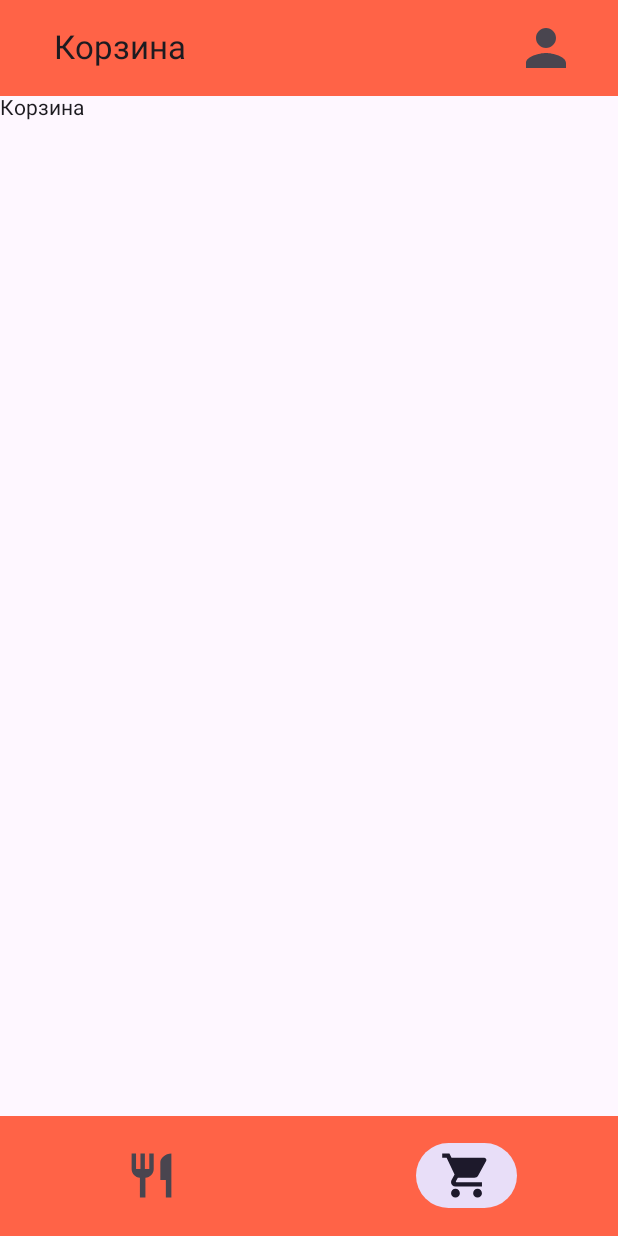
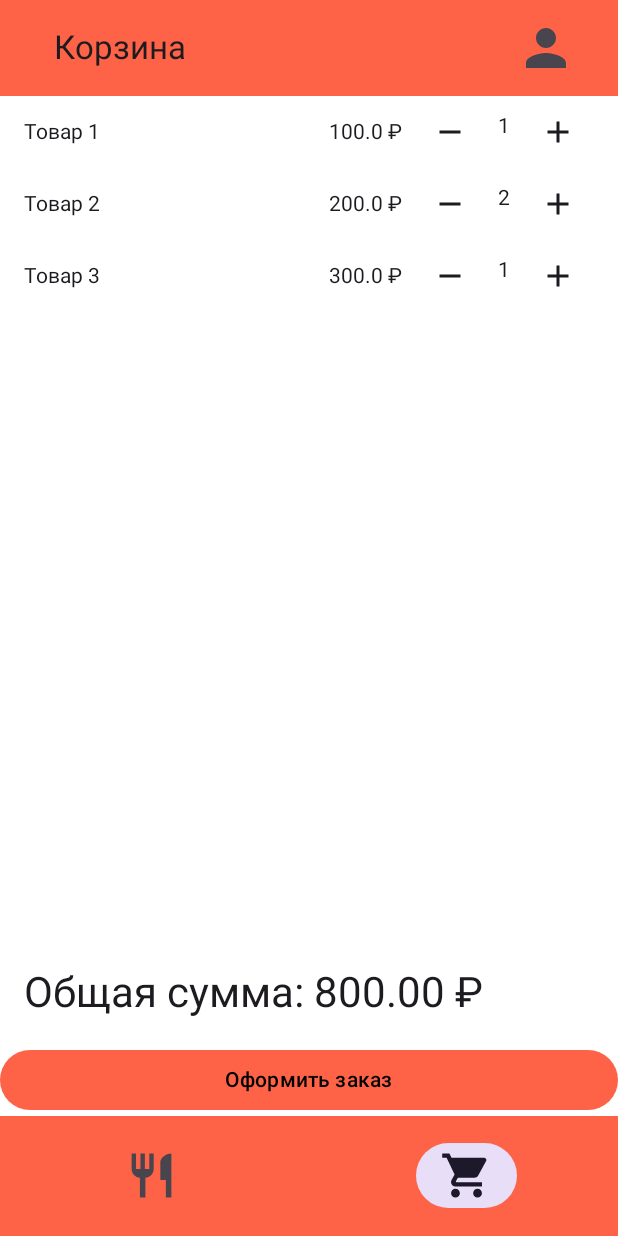
Before and after one commit to ArtemKushnir/split_eat, an Android app built with Jetpack Compose: the MainScreen screen opened through its navigation route, item 2 of the bottom bar chosen, on a phone screen of 412 x 824 dp. Run offline under Robolectric (Android 15) with nearby library versions, the phone set to English and light mode, and no system bars; our stand-ins replace Dagger/Hilt's generated code.

Commit message:
feat: add cart

```diff
--- a/app/src/main/AndroidManifest.xml
+++ b/app/src/main/AndroidManifest.xml
@@ -4,6 +4,7 @@
 
     <uses-permission android:name="android.permission.INTERNET" />
     <application
+        android:usesCleartextTraffic="true"
         android:networkSecurityConfig="@xml/network_security_config"
         android:name=".SplitEatApplication"
         android:allowBackup="true"
--- /dev/null
+++ b/app/src/main/java/com/example/split_eat/data/model/CartResponse.kt
@@ -0,0 +1,6 @@
+package com.example.split_eat.data.model
+
+data class CartResponse (
+    val cart_id: Int,
+    val message: String
+)
--- a/app/src/main/java/com/example/split_eat/data/remote/ApiClient.kt
+++ b/app/src/main/java/com/example/split_eat/data/remote/ApiClient.kt
@@ -23,4 +23,5 @@ class ApiClient @Inject constructor() {
         .build()
 
     val authApi: AuthApi = retrofit.create(AuthApi::class.java)
+    val cartApi: CartApi = retrofit.create(CartApi::class.java)
 }
--- /dev/null
+++ b/app/src/main/java/com/example/split_eat/data/remote/CartApi.kt
@@ -0,0 +1,12 @@
+package com.example.split_eat.data.remote
+
+import com.example.split_eat.data.model.CartRequest
+import com.example.split_eat.data.model.CartResponse
+import retrofit2.Response
+import retrofit2.http.Body
+import retrofit2.http.POST
+
+interface CartApi {
+    @POST("cart/")
+    suspend fun cart(@Body cartRequest: CartRequest): Response<CartResponse>
+}
--- a/app/src/main/java/com/example/split_eat/di/NetworkModule.kt
+++ b/app/src/main/java/com/example/split_eat/di/NetworkModule.kt
@@ -2,6 +2,7 @@ package com.example.split_eat.di
 
 import com.example.split_eat.data.remote.ApiClient
 import com.example.split_eat.data.remote.AuthApi
+import com.example.split_eat.data.remote.CartApi
 import dagger.Module
 import dagger.Provides
 import dagger.hilt.InstallIn
@@ -17,4 +18,10 @@ object NetworkModule {
     fun provideAuthApi(apiClient: ApiClient): AuthApi {
         return apiClient.authApi
     }
+
+    @Provides
+    @Singleton
+    fun provideCartApi(apiClient: ApiClient): CartApi {
+        return apiClient.cartApi
+    }
 }
--- /dev/null
+++ b/app/src/main/java/com/example/split_eat/domain/models/CartApiResult.kt
@@ -0,0 +1,6 @@
+package com.example.split_eat.domain.models
+
+sealed class CartAPIResult {
+    data class Success(val message: String) : CartAPIResult()
+    data class Error(val code: Int?, val message: String) : CartAPIResult()
+}
--- /dev/null
+++ b/app/src/main/java/com/example/split_eat/domain/models/CartItem.kt
@@ -0,0 +1,10 @@
+package com.example.split_eat.domain.models
+
+import android.media.Image
+
+data class CartItem(
+    // val image: Image,
+    val name: String,
+    val price: Double,
+    var quantity: Int
+)
--- /dev/null
+++ b/app/src/main/java/com/example/split_eat/domain/repository/CartRepository.kt
@@ -0,0 +1,8 @@
+package com.example.split_eat.domain.repository
+
+import com.example.split_eat.domain.models.CartAPIResult
+import com.example.split_eat.domain.models.CartItem
+
+interface CartRepository {
+    suspend fun cart(products: MutableList<CartItem>): CartAPIResult
+}
--- /dev/null
+++ b/app/src/main/java/com/example/split_eat/domain/usecase/CartUseCase.kt
@@ -0,0 +1,12 @@
+package com.example.split_eat.domain.usecase
+
+import com.example.split_eat.domain.models.CartAPIResult
+import com.example.split_eat.domain.models.CartItem
+import com.example.split_eat.domain.repository.CartRepository
+import javax.inject.Inject
+
+class CartUseCase @Inject constructor(private val cartRepository: CartRepository) {
+    suspend operator fun invoke(products: MutableList<CartItem>): CartAPIResult {
+        return cartRepository.cart(products)
+    }
+}
--- a/app/src/main/java/com/example/split_eat/presentation/ui/main/ShoppingCartScreen.kt
+++ b/app/src/main/java/com/example/split_eat/presentation/ui/main/ShoppingCartScreen.kt
@@ -1,9 +1,132 @@
 package com.example.split_eat.presentation.ui.main
 
+import android.widget.Toast
 import androidx.compose.material3.Text
 import androidx.compose.runtime.Composable
+import androidx.compose.foundation.background
+import androidx.compose.foundation.layout.*
+import androidx.compose.foundation.lazy.items
+import androidx.compose.foundation.lazy.LazyColumn
+import androidx.compose.material3.*
+import androidx.compose.ui.Modifier
+import androidx.compose.ui.unit.dp
+import androidx.compose.material.icons.Icons
+import androidx.compose.material.icons.filled.Add
+import androidx.compose.material.icons.filled.Remove
+import androidx.compose.runtime.LaunchedEffect
+import androidx.compose.ui.Alignment
+import androidx.compose.ui.graphics.Color
+import androidx.compose.ui.platform.LocalContext
+import androidx.hilt.navigation.compose.hiltViewModel
+import com.example.split_eat.presentation.viewmodel.CartViewModel
+import com.example.split_eat.domain.models.CartItem
+import com.example.split_eat.presentation.ui.theme.Tomato
+
+@OptIn(ExperimentalMaterial3Api::class)
+@Composable
+fun ShoppingCartScreen() {
+    val viewModel: CartViewModel = hiltViewModel()
+    Scaffold(
+        content = { paddingValues ->
+            Column(
+                modifier = Modifier
+                    .fillMaxSize()
+                    .padding(paddingValues)
+                    .background(Color.White)
+            ) {
+                ItemsList(viewModel)
+                Spacer(modifier = Modifier.weight(1f))
+                TotalAmountText(viewModel)
+                PlaceOrderButton()
+            }
+        }
+    )
+}
 
 @Composable
-fun ShoppingCartScreen() {
-    Text(text = "Корзина")
+fun ItemsList(viewModel: CartViewModel) {
+    val cartItems = viewModel.cartItems
+
+    LazyColumn(
+        modifier = Modifier
+            .fillMaxWidth()
+            .padding(start = 16.dp)
+    ) {
+        items(cartItems) { item ->
+            CartItemRow(
+                item = item,
+                onIncrease = { viewModel.increaseQuantity(item) },
+                onDecrease = { viewModel.decreaseQuantity(item) }
+            )
+        }
+    }
 }
+
+@Composable
+fun TotalAmountText(viewModel: CartViewModel) {
+    val totalPrice = viewModel.getTotalPrice()
+
+    Text(
+        text = "Общая сумма: ${"%.2f".format(totalPrice)} ₽",
+        style = MaterialTheme.typography.headlineMedium,
+        modifier = Modifier.padding(top = 16.dp, bottom = 16.dp, start = 16.dp)
+    )
+}
+
+@Composable
+fun PlaceOrderButton() {
+    val cartViewModel: CartViewModel = hiltViewModel()
+    val context = LocalContext.current
+
+    LaunchedEffect(Unit) {
+        cartViewModel.messageEvent.collect { message ->
+            Toast.makeText(context, message, Toast.LENGTH_SHORT).show()
+        }
+    }
+
+    Button(
+        onClick = {cartViewModel.send_cart()},  // ПЫСЫ СДЕЛАТЬ С СЕРВЕРОМ
+        modifier = Modifier.fillMaxWidth(),
+        colors = ButtonDefaults.buttonColors(
+            containerColor = Tomato,
+            contentColor = Color.Black
+        )
+    ) {
+        Text("Оформить заказ")
+    }
+}
+
+@Composable
+fun CartItemRow(
+    item: CartItem,
+    onIncrease: () -> Unit,
+    onDecrease: () -> Unit
+) {
+    Column(
+        modifier = Modifier.padding(end = 16.dp),
+        horizontalAlignment = Alignment.CenterHorizontally,
+    ) {
+        Row(
+            verticalAlignment = Alignment.CenterVertically
+        ) {
+            // ПЫСЫ добавить картинку товара
+            Text(text = item.name, modifier = Modifier.weight(1f))  // наименование товара
+            Text(
+                text = "${item.price} ₽",
+                modifier = Modifier.padding(horizontal = 8.dp)
+            )  // цена товара
+            Row {
+                IconButton(onClick = onDecrease) {  // уменьшить количество
+                    Icon(Icons.Default.Remove, contentDescription = "Уменьшить")
+                }
+                Text(
+                    text = "${item.quantity}",
+                    modifier = Modifier.padding(top = 12.dp, start = 8.dp, end = 8.dp)
+                )  // количество
+                IconButton(onClick = onIncrease) {  // увеличить количество
+                    Icon(Icons.Default.Add, contentDescription = "Увеличить")
+                }
+            }
+        }
+    }
+}
--- /dev/null
+++ b/app/src/main/java/com/example/split_eat/presentation/viewmodel/CartViewModel.kt
@@ -0,0 +1,56 @@
+package com.example.split_eat.presentation.viewmodel
+
+import androidx.lifecycle.ViewModel
+import androidx.compose.runtime.mutableStateListOf
+import androidx.lifecycle.viewModelScope
+import com.example.split_eat.domain.models.CartAPIResult
+import com.example.split_eat.domain.models.CartItem
+import com.example.split_eat.domain.usecase.CartUseCase
+import dagger.hilt.android.lifecycle.HiltViewModel
+import kotlinx.coroutines.flow.MutableSharedFlow
+import kotlinx.coroutines.flow.asSharedFlow
+import kotlinx.coroutines.launch
+import javax.inject.Inject
+
+@HiltViewModel
+open class CartViewModel @Inject constructor(
+    private val cartUseCase: CartUseCase
+) : ViewModel() {
+    private val _messageEvent = MutableSharedFlow<String>()
+    val messageEvent = _messageEvent.asSharedFlow()
+
+    open val cartItems: MutableList<CartItem> = mutableStateListOf(
+        CartItem("Товар 1", 100.0, 1),
+        CartItem("Товар 2", 200.0, 2),
+        CartItem("Товар 3", 300.0, 1)
+    )
+
+    fun increaseQuantity(item: CartItem) {
+        val index = cartItems.indexOf(item)
+        if (index != -1) cartItems[index] = item.copy(quantity = item.quantity + 1)
+    }
+
+    fun decreaseQuantity(item: CartItem) {
+        val index = cartItems.indexOf(item)
+        if (index != -1 && item.quantity > 1) {
+            cartItems[index] = item.copy(quantity = item.quantity - 1)
+        }
+    }
+
+    fun getTotalPrice(): Double {
+        return cartItems.sumOf { it.price * it.quantity }
+    }
+
+    fun send_cart() {
+        viewModelScope.launch {
+            try {
+                when (val response = cartUseCase(cartItems)) {
+                    is CartAPIResult.Success -> _messageEvent.emit(response.message)
+                    is CartAPIResult.Error -> _messageEvent.emit(response.message)
+                }
+            } catch (e: Exception) {
+                _messageEvent.emit(e.message ?: "Ошибка отправки корзины")
+            }
+        }
+    }
+}
```
Also changed, not shown: app/src/main/java/com/example/split_eat/data/model/CartRequest.kt (added, +7 -0 lines), app/src/main/java/com/example/split_eat/data/repository/CartRepositorylmpl.kt (added, +27 -0 lines), app/src/main/java/com/example/split_eat/di/AppModule.kt (+8 -0 lines).
